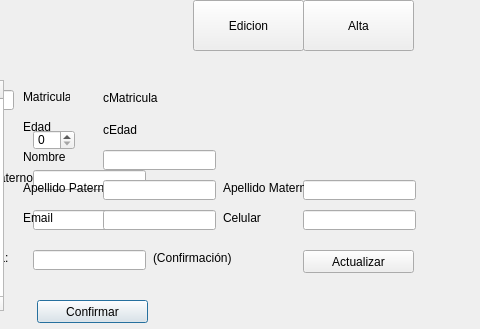
ShibaK7/SistemaComde, file Comde/admgeneral.ui: the form before one commit; both pictures show x 307 to 787 and y 0 to 329 of the 787 by 329 pixel window.
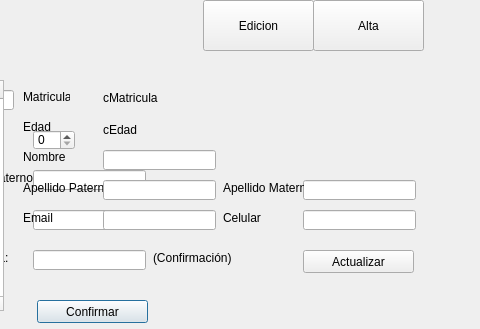
The form after the commit.

Diff of the .ui file:
```diff
--- a/Comde/admgeneral.ui
+++ b/Comde/admgeneral.ui
@@ -16,7 +16,7 @@
   <widget class="QToolButton" name="tbAlta">
    <property name="geometry">
     <rect>
-     <x>610</x>
+     <x>620</x>
      <y>0</y>
      <width>111</width>
      <height>51</height>
@@ -29,7 +29,7 @@
   <widget class="QToolButton" name="tbEdicion">
    <property name="geometry">
     <rect>
-     <x>500</x>
+     <x>510</x>
      <y>0</y>
      <width>111</width>
      <height>51</height>
```
